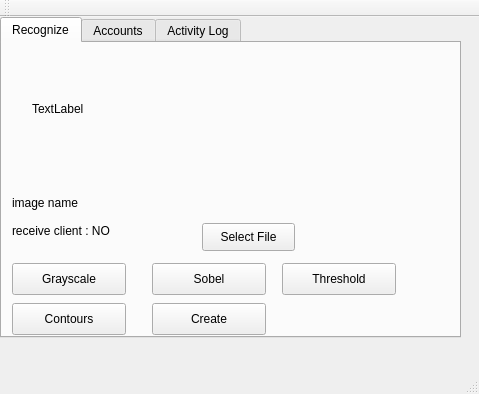
Qt form Server/mainwindow.ui (monsty/licenserecognizer) before a commit.
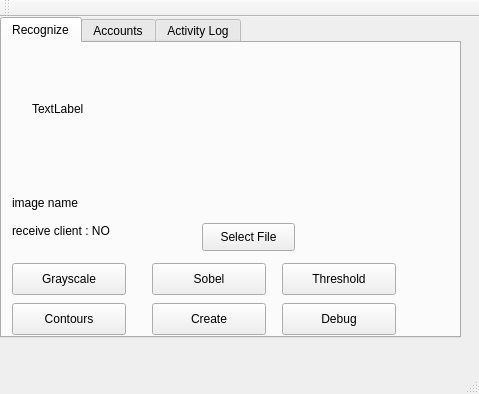
The same form after that commit.

```diff
--- a/Server/mainwindow.ui
+++ b/Server/mainwindow.ui
@@ -150,6 +150,19 @@
        <string>Create</string>
       </property>
      </widget>
+     <widget class="QPushButton" name="pushButton">
+      <property name="geometry">
+       <rect>
+        <x>280</x>
+        <y>260</y>
+        <width>114</width>
+        <height>32</height>
+       </rect>
+      </property>
+      <property name="text">
+       <string>Debug</string>
+      </property>
+     </widget>
     </widget>
     <widget class="QWidget" name="tab_2">
      <attribute name="title">
```
